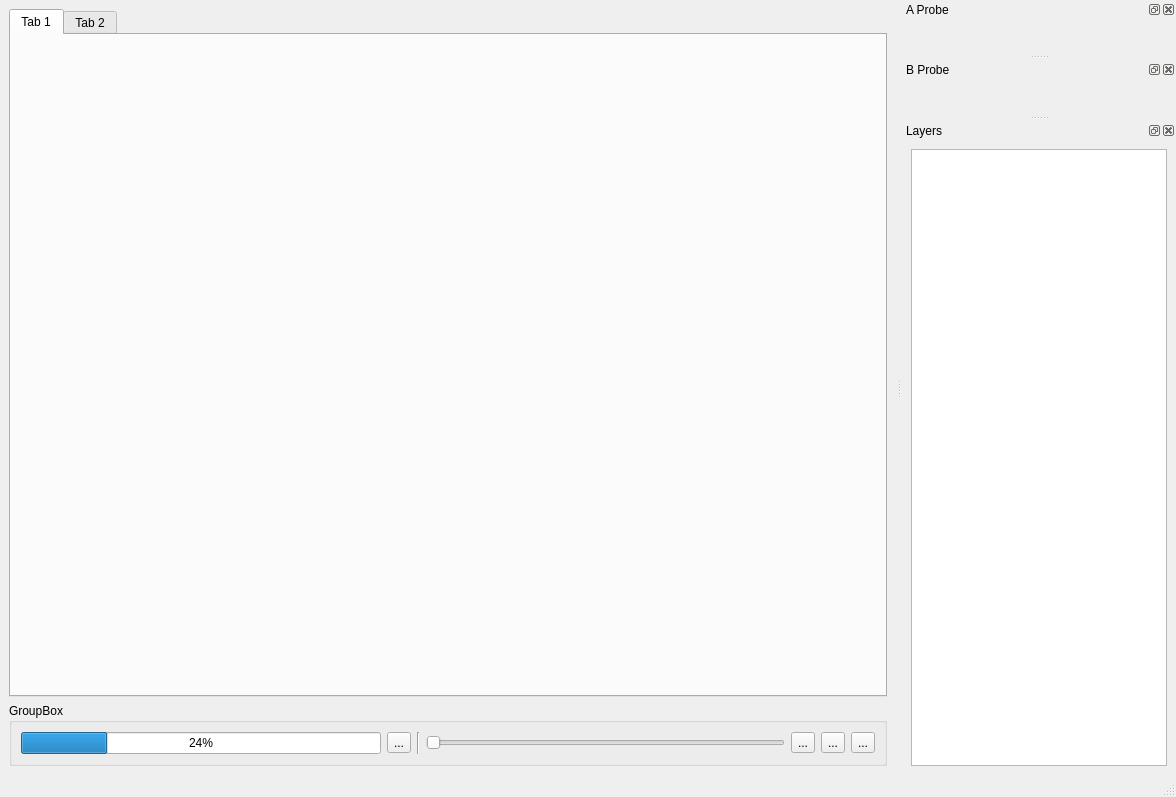
Before: the Qt Designer form py/cspov/ui/pov_main.ui in ssec/sift, drawn with Qt 5.
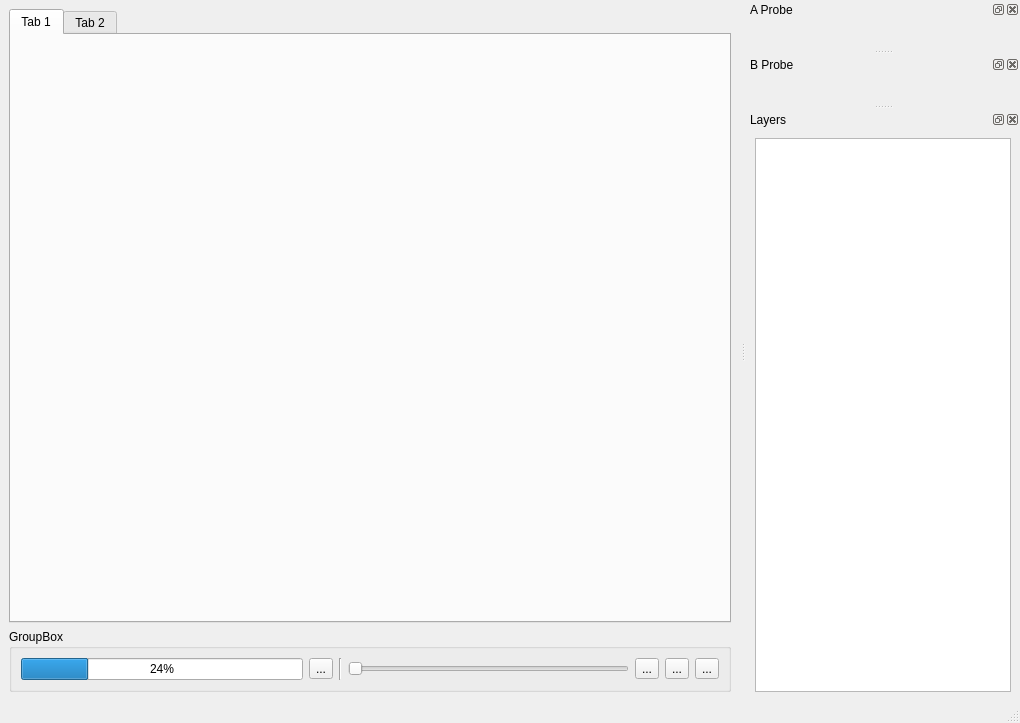
After: the same form once the commit is applied.

Commit message: basic layer stack to list box training wheels

What changed in the file:
```diff
--- a/py/cspov/ui/pov_main.ui
+++ b/py/cspov/ui/pov_main.ui
@@ -6,8 +6,8 @@
    <rect>
     <x>0</x>
     <y>0</y>
-    <width>1176</width>
-    <height>797</height>
+    <width>1020</width>
+    <height>723</height>
    </rect>
   </property>
   <property name="windowTitle">
@@ -119,7 +119,7 @@
    </attribute>
    <widget class="QWidget" name="dockWidgetContents_4"/>
   </widget>
-  <widget class="QDockWidget" name="layers">
+  <widget class="QDockWidget" name="layersPane">
    <property name="windowTitle">
     <string>Layers</string>
    </property>
@@ -129,7 +129,7 @@
    <widget class="QWidget" name="dockWidgetContents_5">
     <layout class="QVBoxLayout" name="verticalLayout">
      <item>
-      <widget class="QTreeView" name="treeView"/>
+      <widget class="QListWidget" name="layers"/>
      </item>
     </layout>
    </widget>
```
Left out of the diff: 6 changed lines with no effect on the pictures. The commit also changes 4 other files.
